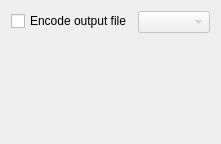
The window that src/ui/encoderplugins.ui (hippich/recorditnow) describes before a commit, drawn with Qt 5.
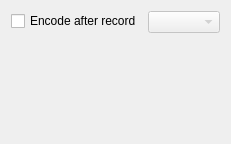
The same window after the commit. Custom widgets are drawn as their Qt base class.

What changed in the file:
```diff
--- a/src/ui/encoderplugins.ui
+++ b/src/ui/encoderplugins.ui
@@ -22,7 +22,7 @@
      <item row="0" column="0">
       <widget class="QCheckBox" name="kcfg_encode">
        <property name="text">
-        <string>Encode output file</string>
+        <string>Encode after record</string>
        </property>
       </widget>
      </item>
```
Left out of the diff: 2 changed lines with no effect on the pictures.
